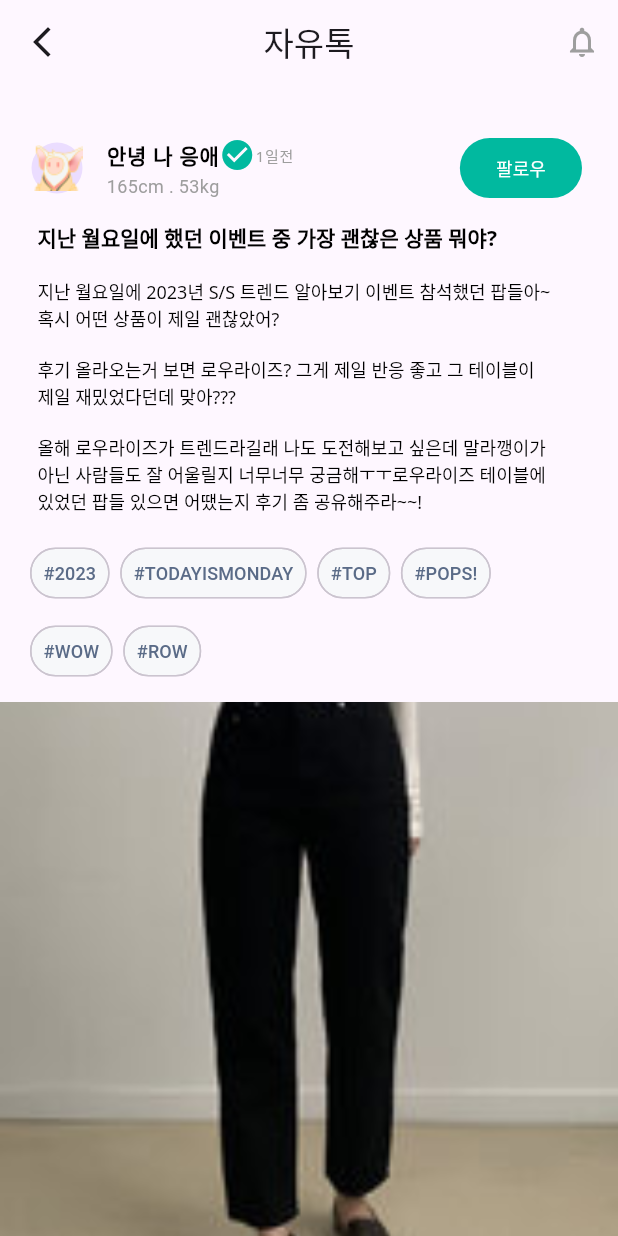
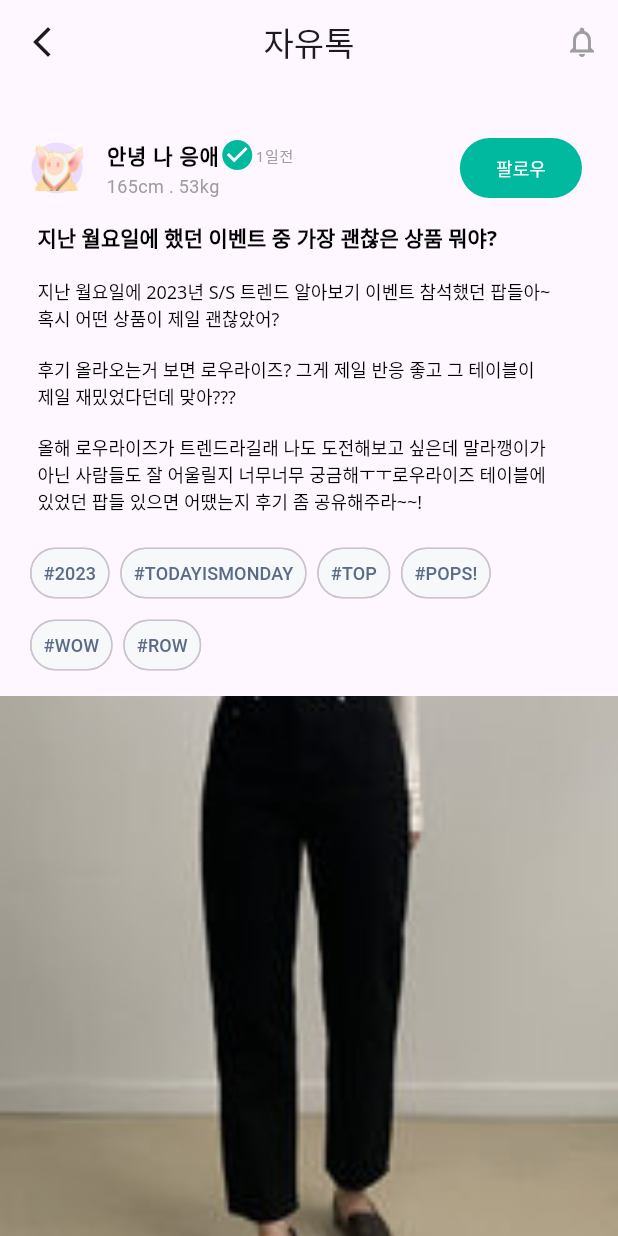
Before and after one commit to Jashwanth-Gowda-R/Hyperhire-assignment, a Flutter app: the screen it shows after launch, on a phone screen of 412 x 824 dp. Run offline on Flutter 3.47's test engine with Material 2 defaults, Android fonts, the phone set to English and light mode, and no system bars; Roboto replaces fonts that are missing (Noto Sans).

Commit message:
removed comments

```diff
--- a/lib/features/posts/pages/post_details_page.dart
+++ b/lib/features/posts/pages/post_details_page.dart
@@ -99,9 +99,9 @@ class _PostDetailsPageState extends State<PostDetailsPage> {
                   ],
                 ),
               ),
-              const SizedBox(
-                height: 4,
-              ),
+              // const SizedBox(
+              //   height: 2,
+              // ),
               const Padding(
                 padding: EdgeInsets.only(left: 20.0, right: 15),
                 child: Row(
@@ -216,7 +216,7 @@ class _PostDetailsPageState extends State<PostDetailsPage> {
                 ],
               ),
               const SizedBox(
-                height: 50,
+                height: 30,
               ),
               const CommentTextField()
             ],
```
